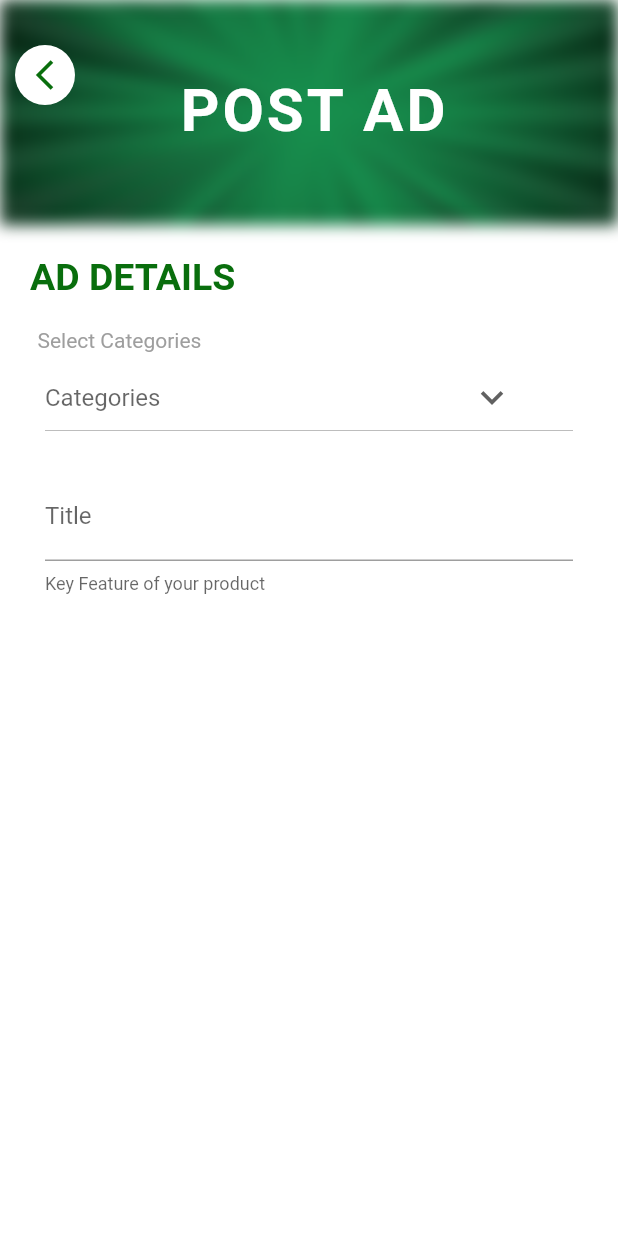
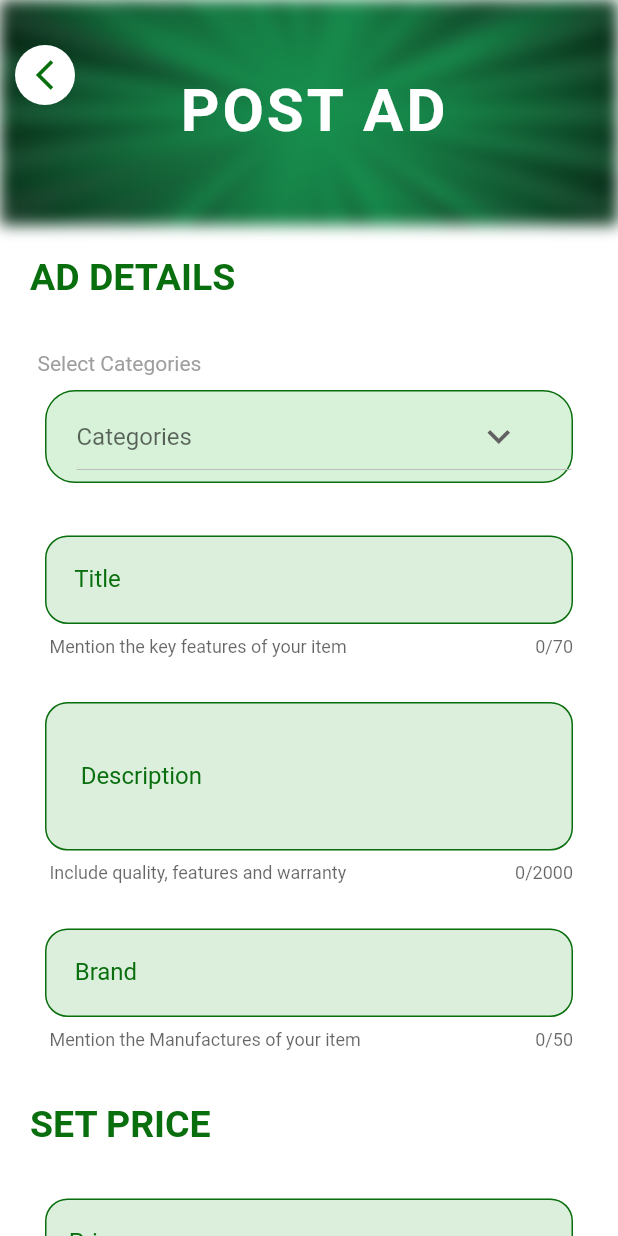
Before and after one commit to IamShahabAlam/Online-Store, a Flutter app: the Post_Product screen opened directly, on a phone screen of 412 x 824 dp. Run offline on Flutter 3.47's test engine with Material 2 defaults, Android fonts, the light colour scheme and no system bars; our stand-ins replace animated_splash_screen, carousel_slider, cloud_firestore, curved_navigation_bar, firebase_auth, firebase_core and 3 more; missing offline and left inert: clippy_flutter, comment_box, favorite_button, pimp_my_button; accounts and stored records are empty.

Commit message:
Initial Commit

```diff
--- a/lib/screens/post_product.dart
+++ b/lib/screens/post_product.dart
@@ -3,6 +3,8 @@ import 'package:clippy_flutter/buttcheek.dart';
 import 'package:flutter/cupertino.dart';
 import 'package:flutter/material.dart';
 import 'dart:ui';
+
+import 'package:flutter/painting.dart';
 
 class Post_Product extends StatefulWidget {
 
@@ -84,20 +86,27 @@ class _Post_ProductState extends State<Post_Product> {
 // Categories
 
           Container(
-            margin: EdgeInsets.only(left: 25.0),
+            margin: EdgeInsets.only(left: 25.0 , top: 15.0, bottom: 10.0),
             child: Text("Select Categories" , style: TextStyle(color: Colors.grey , fontSize: 14.0),) ,),
 
-            Padding(
-              padding: const EdgeInsets.symmetric(horizontal:30.0),
+            Container(
+              margin: EdgeInsets.only(left:30.0, right: 30.0 , bottom: 20.0),
+              padding:  EdgeInsets.only(left:20.0,),
+              decoration: BoxDecoration(
+                color: Color(0xFFd8f2d9) ,
+                borderRadius: BorderRadius.circular(20.0),
+                border: Border.all(color: kBMRactiveCardColor , ),
+              ),
               child: DropdownButton(
-
-                dropdownColor: kBMRactiveCardColor,
+                // iconEnabledColor:  Color(0xFFd8f2d9) ,
+                focusColor:  Color(0xFFd8f2d9) ,
+                dropdownColor: Color(0xFFd8f2d9),
                 disabledHint: Text("Select Categories"),
                 itemHeight: 60.0,
                 icon: Icon(Icons.keyboard_arrow_down),
                 iconSize: 30.0,
                 value: dropdownValue,
-                hint: Container(margin: EdgeInsets.only(right: _w*0.5), child: Text("Categories")),
+                hint: Container(margin: EdgeInsets.only(right: _w*0.46), child: Text("Categories" , )),
                 items: items.map((String items) {
                   return DropdownMenuItem(
                     value: items,
@@ -112,17 +121,58 @@ class _Post_ProductState extends State<Post_Product> {
             ),
 
 // Title
+            PostField(
+              maxLen: 70,
+              maxLines: 1 ,
+              height: 20 ,
+              label: "     Title" ,
+              helper: " Mention the key features of your item" ,
+              hint: "     Ad Title" ,
+            ),
+
+
+//  Description
+            PostField(
+              maxLines: 10 ,
+              height: 40,
+              maxLen: 2000,
+              hint:  "    Ad Description",
+              helper: " Include quality, features and warranty",
+              label:  "      Description",
+            ),
+
+// Brand
+            PostField(
+              maxLen: 50,
+              maxLines: 1 ,
+              height: 20 ,
+              label: "     Brand" ,
+              helper: " Mention the Manufactures of your item" ,
+              hint: "     Ad Brand" ,
+            ),
+
+ // Price
             Container(
-              padding: EdgeInsets.symmetric(horizontal: 30.0 ,vertical: 20.0),
-              child: TextField(
-                decoration: InputDecoration(
-                  helperText: "Key Feature of your product",
-                  hintText: "Ad Title",
-                  labelText: "Title",
+              margin: const EdgeInsets.symmetric(vertical: 20.0 ,horizontal: 20.0),
+              child: Text("Set Price".toUpperCase() ,textAlign: TextAlign.left ,style: TextStyle(color: kBMRactiveCardColor, fontSize: 25.0 , fontWeight: FontWeight.bold), ),
+            ),
 
-                ),
-              ),
+            PostField(
+              preText: "   Rs  |  ",
+              maxLines: 1 ,
+              height: 20 ,
+              label: "    Price" ,
+              helper: " Price in Pakistani Rupees" ,
+              hint: "     Price" ,
             ),
+
+
+// Pictures
+            Container(
+              margin: const EdgeInsets.symmetric(vertical: 20.0 ,horizontal: 20.0),
+              child: Text("upload pictures".toUpperCase() ,textAlign: TextAlign.left ,style: TextStyle(color: kBMRactiveCardColor, fontSize: 25.0 , fontWeight: FontWeight.bold), ),
+            ),
+
 // ================================ X  ========================================
 // ================================  X ========================================
 // ================================  X ========================================
@@ -134,3 +184,40 @@ class _Post_ProductState extends State<Post_Product> {
     );
   }
 }
+
+class PostField extends StatelessWidget {
+
+   PostField({this.height,this.helper,this.maxLen,this.hint,this.label,this.maxLines, this.preText});
+   final String label , hint  , helper , preText;
+   final int  maxLen , maxLines ;
+   final double height ;
+
+  @override
+  Widget build(BuildContext context) {
+    return Container(
+      padding: EdgeInsets.symmetric(horizontal: 30.0 ,vertical: 15.0),
+      child: TextField(
+        minLines: 1,
+        maxLines: maxLines,
+        cursorColor: kactiveCardColor,
+        maxLength: maxLen,
+        textAlign: TextAlign.start,
+        keyboardType: TextInputType.multiline,
+        decoration: InputDecoration(
+          filled: true,
+          fillColor: kactiveCardColor.withOpacity(0.2),
+          prefixText: preText,
+          isDense: true,
+          contentPadding: EdgeInsets.symmetric(vertical: height),
+          helperText: helper,
+          hintText: hint,
+          labelText: label,
+          labelStyle: TextStyle(color: kBMRactiveCardColor),
+          focusColor: kactiveCardColor,
+          enabledBorder: OutlineInputBorder(borderRadius: BorderRadius.circular(15.0), borderSide: BorderSide(color: kBMRactiveCardColor)),
+          focusedBorder: OutlineInputBorder(borderRadius: BorderRadius.circular(15.0) , borderSide: BorderSide(color: kactiveCardColor))
+        ),
+      ),
+    );
+  }
+}
```
